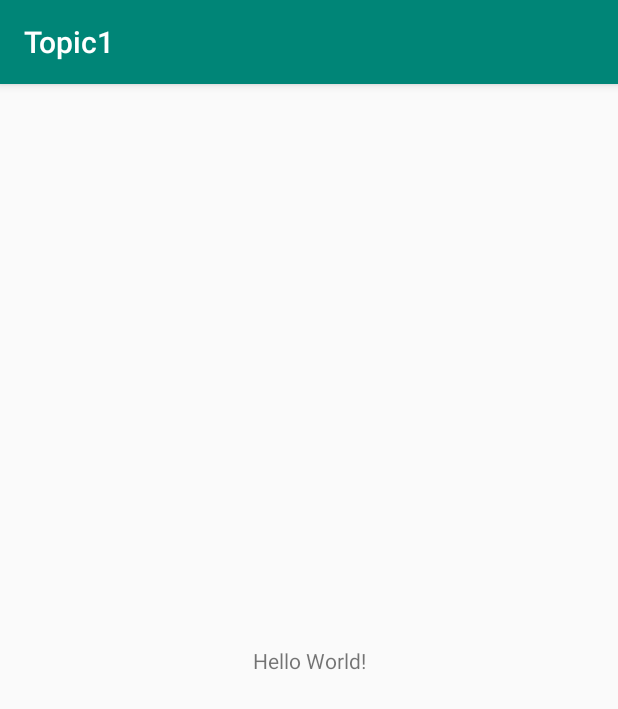
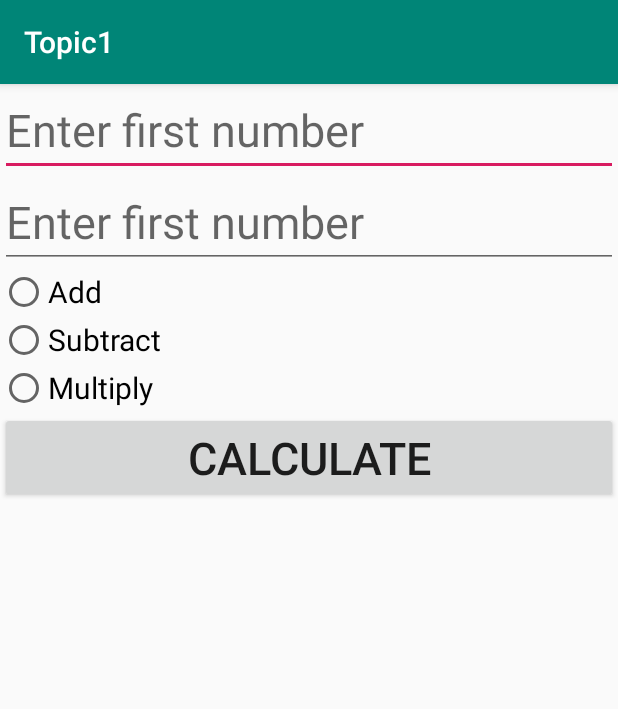
Before and after one commit to SsumanShahi/Topic1, an Android app: the screen it shows after launch (MainActivity), on a phone screen of 412 x 824 dp. Shown: the top 709 px of the screen. Run offline under Robolectric (Android 15) with nearby library versions, the phone set to English and light mode, and no system bars.

Commit message:
Radio Button done successfully

```diff
--- a/app/src/main/java/com/suman/topic1/MainActivity.java
+++ b/app/src/main/java/com/suman/topic1/MainActivity.java
@@ -3,12 +3,65 @@ package com.suman.topic1;
 import androidx.appcompat.app.AppCompatActivity;
 
 import android.os.Bundle;
+import android.text.TextUtils;
+import android.view.View;
+import android.widget.Button;
+import android.widget.EditText;
+import android.widget.RadioButton;
+import android.widget.Toast;
+
+import org.w3c.dom.Text;
 
 public class MainActivity extends AppCompatActivity {
 
+    EditText etfirst, etsecond;
+    RadioButton rdadd, rdsubtract, rdmult;
+    Button btnCal;
     @Override
     protected void onCreate(Bundle savedInstanceState) {
         super.onCreate(savedInstanceState);
         setContentView(R.layout.activity_main);
+
+        //bindings
+        etfirst=findViewById(R.id.etfirst);
+        etsecond=findViewById(R.id.etsecond);
+        rdadd=findViewById(R.id.rdadd);
+        rdsubtract=findViewById(R.id.rdsubtract);
+        rdmult=findViewById(R.id.rdmult);
+        btnCal=findViewById(R.id.btncal);
+
+        btnCal.setOnClickListener(new View.OnClickListener() {
+            @Override
+            public void onClick(View v) {
+                if(TextUtils.isEmpty(etfirst.getText())){
+                    etfirst.setError("Enter number");
+                    etfirst.requestFocus();
+                    return;
+                }
+                else if (TextUtils.isEmpty(etsecond.getText()))
+                {
+                    etsecond.setError("Enter number");
+                    etsecond.requestFocus();
+                    return;
+                }
+
+                int first, second, result;
+                first=Integer.parseInt(etfirst.getText().toString());
+                second= Integer.parseInt((etsecond.getText().toString()));
+
+                if(rdadd.isChecked()){
+                    result=first+second;
+                }
+                else if(rdsubtract.isChecked()){
+                    result=first-second;
+                }
+                else
+                {
+                    result=first*second;
+                }
+
+                Toast.makeText(MainActivity.this, "Result is" + result, Toast.LENGTH_LONG).show();
+            }
+        });
     }
 }
--- a/app/src/main/res/layout/activity_main.xml
+++ b/app/src/main/res/layout/activity_main.xml
@@ -1,18 +1,59 @@
 <?xml version="1.0" encoding="utf-8"?>
-<androidx.constraintlayout.widget.ConstraintLayout xmlns:android="http://schemas.android.com/apk/res/android"
+<LinearLayout xmlns:android="http://schemas.android.com/apk/res/android"
     xmlns:app="http://schemas.android.com/apk/res-auto"
     xmlns:tools="http://schemas.android.com/tools"
     android:layout_width="match_parent"
     android:layout_height="match_parent"
+    android:orientation="vertical"
     tools:context=".MainActivity">
 
-    <TextView
-        android:layout_width="wrap_content"
+    <EditText
+        android:id="@+id/etfirst"
+        android:layout_width="match_parent"
         android:layout_height="wrap_content"
-        android:text="Hello World!"
-        app:layout_constraintBottom_toBottomOf="parent"
-        app:layout_constraintLeft_toLeftOf="parent"
-        app:layout_constraintRight_toRightOf="parent"
-        app:layout_constraintTop_toTopOf="parent" />
+        android:hint="Enter first number"
+        android:textSize="30dp" />
 
-</androidx.constraintlayout.widget.ConstraintLayout>
+    <EditText
+        android:id="@+id/etsecond"
+        android:layout_width="match_parent"
+        android:layout_height="wrap_content"
+        android:hint="Enter first number"
+        android:textSize="30dp" />
+
+    <RadioGroup
+        android:layout_width="match_parent"
+        android:layout_height="wrap_content">
+
+        <RadioButton
+            android:id="@+id/rdadd"
+            android:layout_width="match_parent"
+            android:layout_height="wrap_content"
+            android:text="Add"
+            android:textSize="20dp" />
+
+        <RadioButton
+            android:id="@+id/rdsubtract"
+            android:layout_width="match_parent"
+            android:layout_height="wrap_content"
+            android:text="Subtract"
+            android:textSize="20dp" />
+
+        <RadioButton
+            android:id="@+id/rdmult"
+            android:layout_width="match_parent"
+            android:layout_height="wrap_content"
+            android:text="Multiply"
+            android:textSize="20dp" />
+
+    </RadioGroup>
+
+    <Button
+        android:id="@+id/btncal"
+        android:layout_width="match_parent"
+        android:layout_height="wrap_content"
+        android:text="Calculate"
+        android:textSize="30dp"
+        />
+
+</LinearLayout>
```
